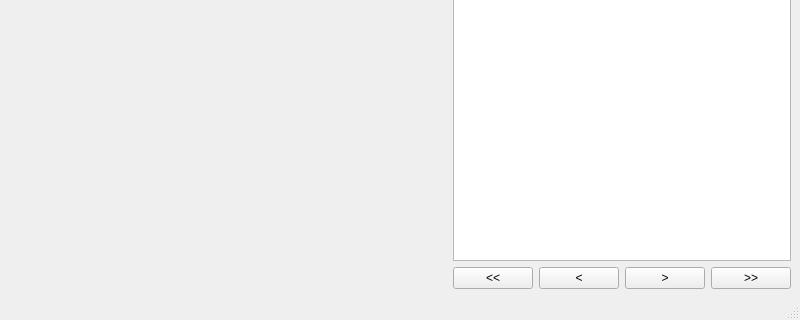
First picture: the form in chessgui.ui, repository xnscdev/chessgui, before the edit; both pictures show x 0 to 800 and y 280 to 600 of the 800 by 600 pixel window.
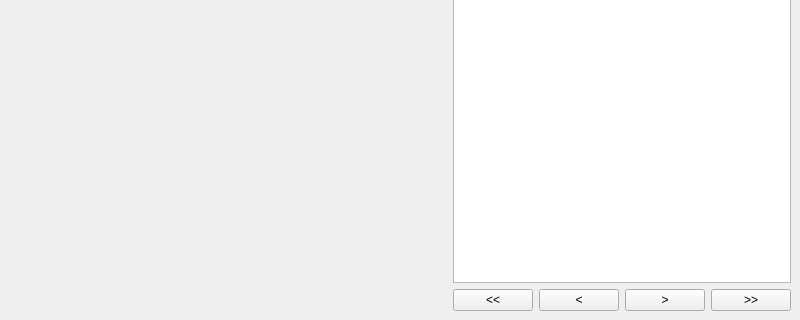
Second picture: the form after the edit. Custom widgets are drawn as their Qt base class.

Patch:
```diff
--- a/chessgui.ui
+++ b/chessgui.ui
@@ -83,7 +83,6 @@
    </widget>
    <addaction name="menuGame"/>
   </widget>
-  <widget class="QStatusBar" name="statusbar"/>
   <action name="actionNew">
    <property name="text">
     <string>New</string>
```
Left out of the diff: 23 changed lines with no effect on the pictures.
